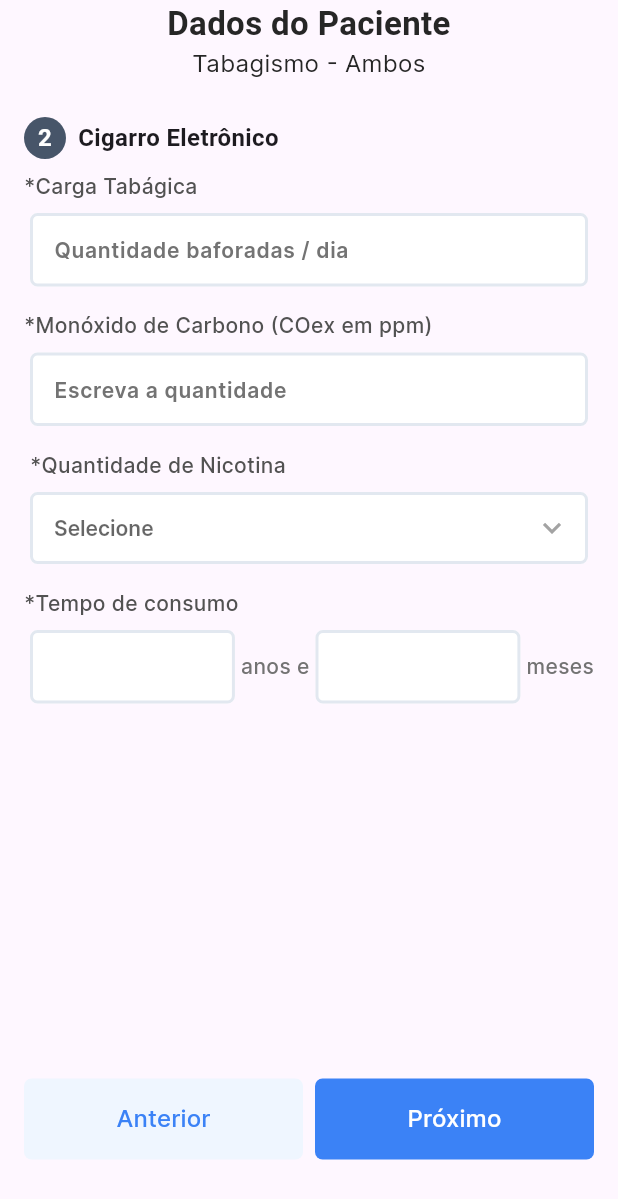
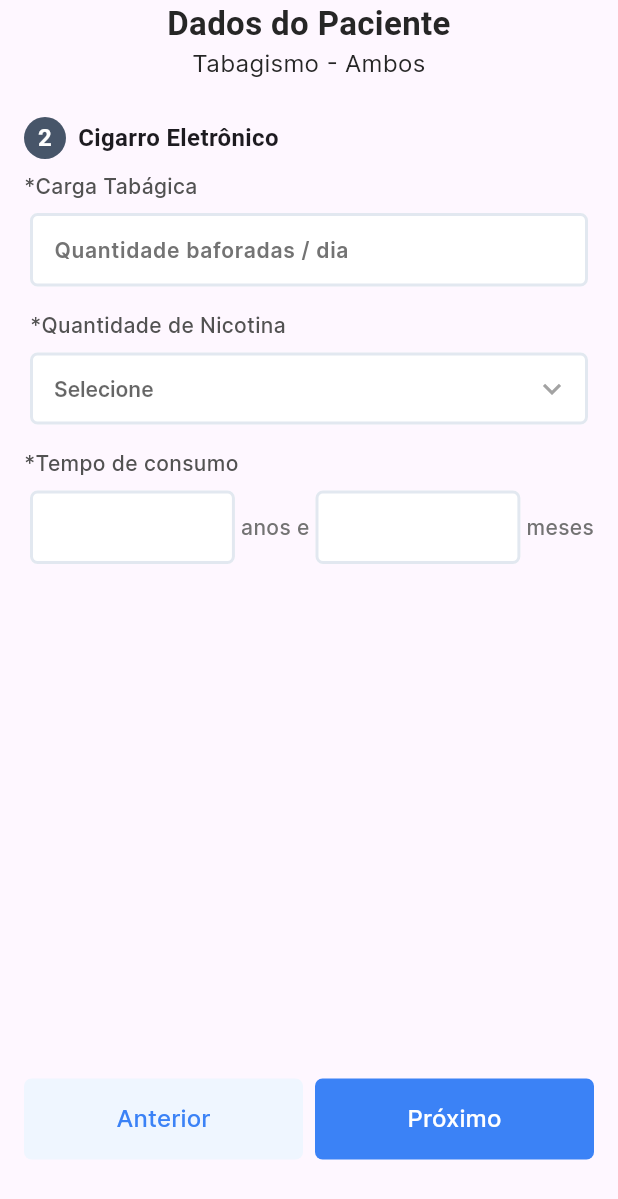
Before and after one commit to spirabr/SPIRA-data-collection-app-v3, a Flutter app: the ElectronicSmokingPage screen opened directly, on a phone screen of 412 x 824 dp. Shown: the top 1199 px of the screen. Run offline on Flutter 3.47's test engine with Material 3 defaults, Android fonts, the phone set to English and light mode, and no system bars; drawn by our look-alikes of auto_size_text; our stand-ins replace connectivity_plus, dio, drift, equatable, flutter_bloc, flutter_easyloading and 8 more; missing offline and left inert: audio_waveforms, flutter_sound, flutter_sound_platform_interface, gif; accounts and stored records are empty; generated files the repository leaves out were written again.

Commit message:
feat: campo COex agora só aparece quando o usuário seleciona apenas cigarro eletronico

```diff
--- a/lib/feature/presentation/pages/data_collection/line_of_study/smoking/electronic_smoking_page.dart
+++ b/lib/feature/presentation/pages/data_collection/line_of_study/smoking/electronic_smoking_page.dart
@@ -21,6 +21,8 @@ class ElectronicSmokingPage extends StatelessWidget {
 
   @override
   Widget build(BuildContext context) {
+    return BlocBuilder<DataCollectionCubit, DataCollectionState>(
+      builder: (context, state) {
         return SafeArea(
           child: Scaffold(
             resizeToAvoidBottomInset: false,
@@ -66,16 +68,20 @@ class ElectronicSmokingPage extends StatelessWidget {
                       inputType: InputType.number,
                       maxLength: 6,
                     ),
+                    if (state.smokingType?.id == 2) ...[
                       const SizedBox(height: 16),
                       CollectionTextFormField(
                         key: const Key('Input_carbono'),
                         label: "Monóxido de Carbono (COex em ppm)",
                         required: true,
                         hintText: "Escreva a quantidade",
-                  textEditingController: context.read<DataCollectionCubit>().electronicCarbonMonoxideController,
+                        textEditingController: context
+                            .read<DataCollectionCubit>()
+                            .electronicCarbonMonoxideController,
                         inputType: InputType.decimal,
                         maxLength: 6,
                       ),
+                    ],
                     const SizedBox(height: 16),
                     _buildNicotineAmountInputSection(context),
                     const SizedBox(height: 16),
@@ -132,6 +138,8 @@ class ElectronicSmokingPage extends StatelessWidget {
               context.read<DataCollectionCubit>().previousStep();
             }),
           ),
+        );
+      },
     );
   }
 
```
Lines whose indentation alone changed are shown as unchanged.
